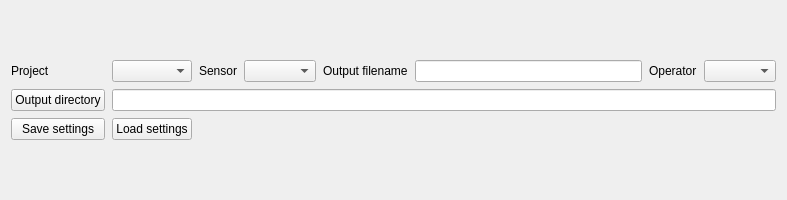
First picture: the form in COMET/QT_Designer_UI/Project_selector.ui, repository Chilldose/COMET, before the edit.
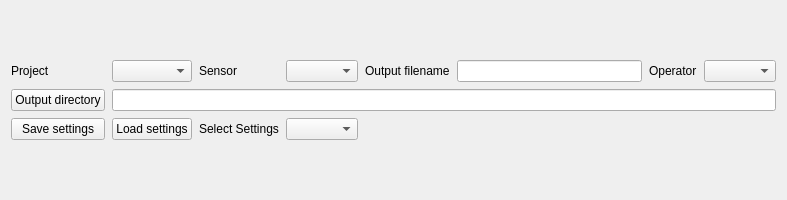
Second picture: the form after the edit.

Commit message: Measurement Settings Tab now supports loading from file

```diff
--- a/COMET/QT_Designer_UI/Project_selector.ui
+++ b/COMET/QT_Designer_UI/Project_selector.ui
@@ -92,6 +92,16 @@
      <item row="2" column="1" colspan="7">
       <widget class="QLineEdit" name="output_dir_edit"/>
      </item>
+     <item row="7" column="3">
+      <widget class="QComboBox" name="select_settings_comboBox"/>
+     </item>
+     <item row="7" column="2">
+      <widget class="QLabel" name="label">
+       <property name="text">
+        <string>Select Settings</string>
+       </property>
+      </widget>
+     </item>
     </layout>
    </item>
   </layout>
```
The commit also changes 5 other files.
